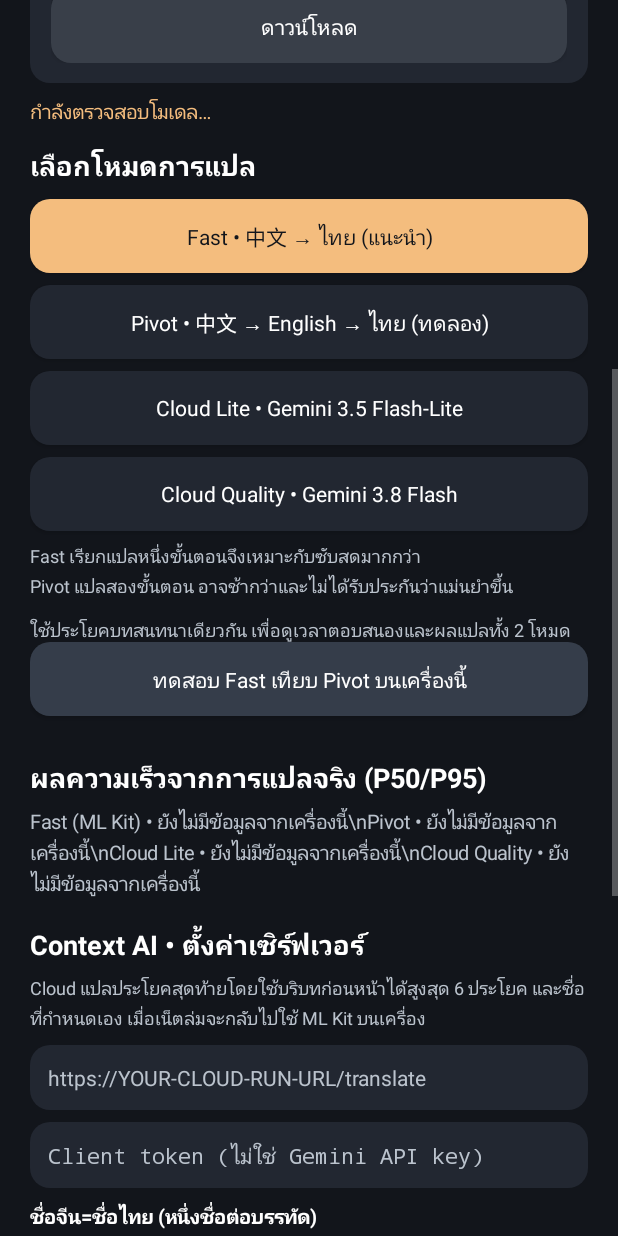
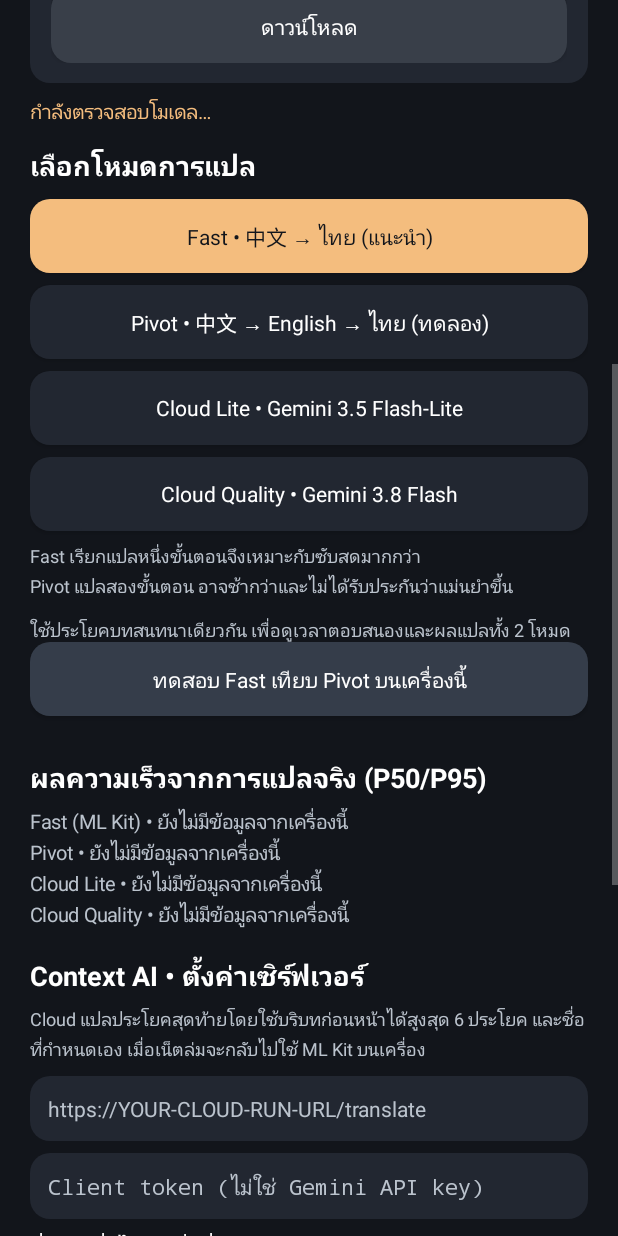
Before and after one commit to BunnyBubui/HanSub, an Android app: the ModelManagerActivity screen opened directly, with no data from a screen before it, scrolled down 576 dp, on a phone screen of 412 x 824 dp. Run offline under Robolectric (Android 15) with nearby library versions, the phone set to English and light mode, and no system bars; libraries missing offline, so code that uses them is left out: com.google.mlkit.common, com.google.mlkit.nl; 1 statement that could not run was skipped.

Commit message:
fix: show multiline character examples and measured latency with real line breaks

```diff
--- a/app/src/main/java/th/hansub/live/ModelManagerActivity.java
+++ b/app/src/main/java/th/hansub/live/ModelManagerActivity.java
@@ -139,7 +139,7 @@ public class ModelManagerActivity extends Activity {
         gap(9);
         label("ชื่อจีน=ชื่อไทย (หนึ่งชื่อต่อบรรทัด)",13,Color.WHITE,true);
         gap(6);
-        EditText names=field("张总=ประธานจาง\\n小雨=เสี่ยวอวี่",false);
+        EditText names=field("张总=ประธานจาง\n小雨=เสี่ยวอวี่",false);
         names.setSingleLine(false);
         names.setMinLines(3);
         names.setText(getSharedPreferences("hansub",MODE_PRIVATE).getString("character_names",""));
@@ -263,9 +263,9 @@ public class ModelManagerActivity extends Activity {
     private void showPerformance() {
         if (performance==null) return;
         performance.setText(
-                "Fast (ML Kit) • "+TranslationStats.summary(this,ModelCatalog.FAST)+"\\n"
-                +"Pivot • "+TranslationStats.summary(this,ModelCatalog.PIVOT)+"\\n"
-                +"Cloud Lite • "+TranslationStats.summary(this,ModelCatalog.CLOUD_FAST)+"\\n"
+                "Fast (ML Kit) • "+TranslationStats.summary(this,ModelCatalog.FAST)+"\n"
+                +"Pivot • "+TranslationStats.summary(this,ModelCatalog.PIVOT)+"\n"
+                +"Cloud Lite • "+TranslationStats.summary(this,ModelCatalog.CLOUD_FAST)+"\n"
                 +"Cloud Quality • "+TranslationStats.summary(this,ModelCatalog.CLOUD_QUALITY));
     }
 
```
